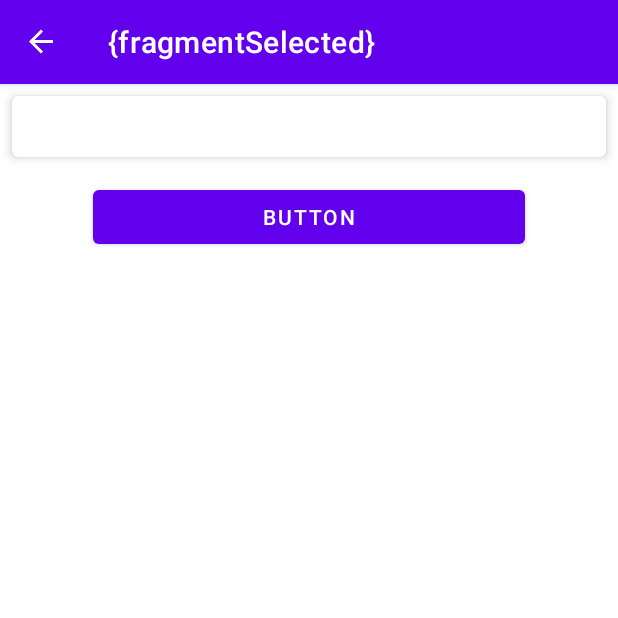
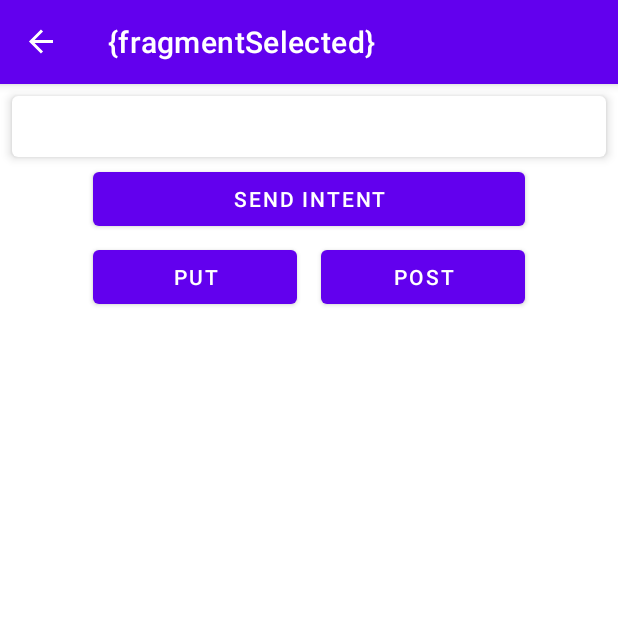
Before and after one commit to Aeforeva/Sorix-Json, an Android app: the SelectedFragment screen opened through its navigation route, on a phone screen of 412 x 824 dp, the top half of it. Run offline under Robolectric (Android 15) with nearby library versions, the phone set to English and light mode, and no system bars; our stand-ins replace data binding, navigation-ui; pictures from the network do not load; 2 statements that could not run were skipped.

```diff
--- a/app/src/main/AndroidManifest.xml
+++ b/app/src/main/AndroidManifest.xml
@@ -4,9 +4,6 @@
 
     <uses-permission android:name="android.permission.INTERNET" />
     <application
-        android:allowBackup="true"
-        android:dataExtractionRules="@xml/data_extraction_rules"
-        android:fullBackupContent="@xml/backup_rules"
         android:icon="@mipmap/ic_launcher"
         android:label="@string/app_name"
         android:roundIcon="@mipmap/ic_launcher"
--- a/app/src/main/java/com/example/sorixjson/adapters/BindingAdapters.kt
+++ b/app/src/main/java/com/example/sorixjson/adapters/BindingAdapters.kt
@@ -69,7 +69,7 @@ fun bindStatus(statusImageView: ImageView, status: SorixApiStatus?) {
         }
         else -> {
             statusImageView.visibility = View.VISIBLE
-            statusImageView.setImageResource(R.drawable.ic_baseline_accessible_forward_24)
+            statusImageView.setImageResource(android.R.drawable.alert_dark_frame)
         }
     }
 }
--- a/app/src/main/java/com/example/sorixjson/adapters/InputAdapter.kt
+++ b/app/src/main/java/com/example/sorixjson/adapters/InputAdapter.kt
@@ -51,7 +51,7 @@ class InputAdapter(
 
 //        holder.editText.id = ViewCompat.generateViewId()
         holder.editText.id = position
-        Log.d("ID", holder.editText.id.toString() + holder.editText.hint.toString())
+        Log.d("ID", "position: $position - ${holder.editText.hint}")
     }
 
     override fun getItemCount() = dataset?.size ?: 0
--- /dev/null
+++ b/app/src/main/java/com/example/sorixjson/model/Response.kt
@@ -0,0 +1,15 @@
+package com.example.sorixjson.model
+
+import com.squareup.moshi.Json
+import com.squareup.moshi.JsonClass
+
+//@JsonClass(generateAdapter = true)
+data class Response(
+    var number: Int? = null,
+    var expiryMonth: Int? = null,
+    var expiryYear: Int? = null,
+    var verificationCode: Int? = null,
+    var holderName: String? = null,
+    @Json(name = "IBAN") var iban: String? = null,
+    @Json(name = "BIC") var bic: String? = null
+)
--- a/app/src/main/java/com/example/sorixjson/ui/JsonViewModel.kt
+++ b/app/src/main/java/com/example/sorixjson/ui/JsonViewModel.kt
@@ -6,6 +6,7 @@ import androidx.lifecycle.MutableLiveData
 import androidx.lifecycle.ViewModel
 import androidx.lifecycle.viewModelScope
 import com.example.sorixjson.model.Applicable
+import com.example.sorixjson.model.Response
 import com.example.sorixjson.model.SomeData
 import com.example.sorixjson.network.SorixApi
 import kotlinx.coroutines.launch
@@ -29,12 +30,13 @@ class JsonViewModel : ViewModel() {
     private val _applicable = MutableLiveData<Applicable>()
     val applicable: LiveData<Applicable> = _applicable
 
+    var response = Response()
     val outPutString = mutableListOf<String>()
 
-//    init {
-//        getJson()
-//    }
-
+    // We can call getJson() here or in fragment
+    init {
+        getJson()
+    }
     fun getJson() {
         viewModelScope.launch {
             _status.value = SorixApiStatus.LOADING
@@ -42,7 +44,7 @@ class JsonViewModel : ViewModel() {
                 _sorixJson.value = SorixApi.retrofitService.getSorixJson()
                 Log.i("Sorix API JSON", _sorixJson.value.toString())
                 _applicables.value = _sorixJson.value?.networks?.applicable
-                Log.i("Sorix API applicables",  _applicables.value.toString())
+                Log.i("Sorix API applicables", _applicables.value.toString())
                 _status.value = SorixApiStatus.DONE
             } catch (e: Exception) {
                 _errorMsg.value = e.message
@@ -51,7 +53,24 @@ class JsonViewModel : ViewModel() {
             }
         }
     }
-
+    fun postResponse() {
+        viewModelScope.launch {
+            try {
+                SorixApi.retrofitServiceSend.postObj(response)
+            } catch (e: Exception) {
+                Log.i("Sorix API ERROR", e.toString())
+            }
+        }
+    }
+    fun putResponse() {
+        viewModelScope.launch {
+            try {
+                SorixApi.retrofitServiceSend.putObj(response)
+            } catch (e: Exception) {
+                Log.i("Sorix API ERROR", e.toString())
+            }
+        }
+    }
     fun onApplicableClicked(applicable: Applicable) {
         _applicable.value = applicable
     }
--- a/app/src/main/java/com/example/sorixjson/ui/StarterFragment.kt
+++ b/app/src/main/java/com/example/sorixjson/ui/StarterFragment.kt
@@ -26,9 +26,9 @@ class StarterFragment : Fragment() {
     ): View {
         val binding = FragmentStarterBinding.inflate(inflater)
 //        binding = FragmentStarterBinding.inflate(inflater)
-        viewModel.getJson()
+//        viewModel.getJson()
 
-        binding.lifecycleOwner = this
+        binding.lifecycleOwner = viewLifecycleOwner
         binding.viewModel = viewModel
 
         binding.recyclerView.adapter = ApplicableListAdapter(ApplicableListener { applicable ->
--- a/app/src/main/res/drawable/ic_baseline_accessible_forward_24.xml
+++ /dev/null
@@ -1,14 +0,0 @@
-<vector xmlns:android="http://schemas.android.com/apk/res/android"
-    android:width="124dp"
-    android:height="124dp"
-    android:autoMirrored="true"
-    android:tint="#1B2984"
-    android:viewportWidth="24"
-    android:viewportHeight="24">
-    <path
-        android:fillColor="@android:color/white"
-        android:pathData="M17,4.54m-2,0a2,2 0,1 1,4 0a2,2 0,1 1,-4 0" />
-    <path
-        android:fillColor="@android:color/white"
-        android:pathData="M14,17h-2c0,1.65 -1.35,3 -3,3s-3,-1.35 -3,-3 1.35,-3 3,-3v-2c-2.76,0 -5,2.24 -5,5s2.24,5 5,5 5,-2.24 5,-5zM17,13.5h-1.86l1.67,-3.67C17.42,8.5 16.44,7 14.96,7h-5.2c-0.81,0 -1.54,0.47 -1.87,1.2L7.22,10l1.92,0.53L9.79,9L12,9l-1.83,4.1c-0.6,1.33 0.39,2.9 1.85,2.9L17,16v5h2v-5.5c0,-1.1 -0.9,-2 -2,-2z" />
-</vector>
--- a/app/src/main/res/layout/fragment_selected.xml
+++ b/app/src/main/res/layout/fragment_selected.xml
@@ -21,7 +21,7 @@
 
             <androidx.constraintlayout.widget.ConstraintLayout
                 android:layout_width="match_parent"
-                android:layout_height="match_parent">
+                android:layout_height="wrap_content">
 
                 <com.google.android.material.card.MaterialCardView
                     android:id="@+id/card"
@@ -75,13 +75,33 @@
                 <com.google.android.material.button.MaterialButton
                     android:id="@+id/button"
                     android:layout_width="0dp"
-                    app:layout_constraintWidth_percent="0.7"
                     android:layout_height="wrap_content"
-                    android:layout_marginTop="16dp"
-                    android:text="Button"
+                    android:layout_marginTop="4dp"
+                    android:text="Send Intent"
                     app:layout_constraintEnd_toEndOf="parent"
                     app:layout_constraintStart_toStartOf="parent"
-                    app:layout_constraintTop_toBottomOf="@id/card" />
+                    app:layout_constraintTop_toBottomOf="@id/card"
+                    app:layout_constraintWidth_percent="0.7" />
+
+                <com.google.android.material.button.MaterialButton
+                    android:id="@+id/button_put"
+                    android:layout_width="0dp"
+                    android:layout_height="wrap_content"
+                    android:layout_marginTop="4dp"
+                    android:text="Put"
+                    app:layout_constraintStart_toStartOf="@id/button"
+                    app:layout_constraintTop_toBottomOf="@id/button"
+                    app:layout_constraintWidth_percent="0.33" />
+
+                <com.google.android.material.button.MaterialButton
+                    android:id="@+id/button_post"
+                    android:layout_width="0dp"
+                    android:layout_height="wrap_content"
+                    android:layout_marginTop="4dp"
+                    android:text="Post"
+                    app:layout_constraintEnd_toEndOf="@id/button"
+                    app:layout_constraintTop_toBottomOf="@id/button"
+                    app:layout_constraintWidth_percent="0.33" />
 
             </androidx.constraintlayout.widget.ConstraintLayout>
         </ScrollView>
```
Also changed, not shown: app/build.gradle (+7 -8 lines), app/src/main/java/com/example/sorixjson/network/SorixApiService.kt (+23 -1 lines), app/src/main/java/com/example/sorixjson/ui/SelectedFragment.kt (+51 -6 lines), app/src/main/res/drawable-v24/ic_launcher_foreground.xml (deleted, +0 -30 lines), app/src/main/res/drawable/ic_launcher_background.xml (deleted, +0 -170 lines).
